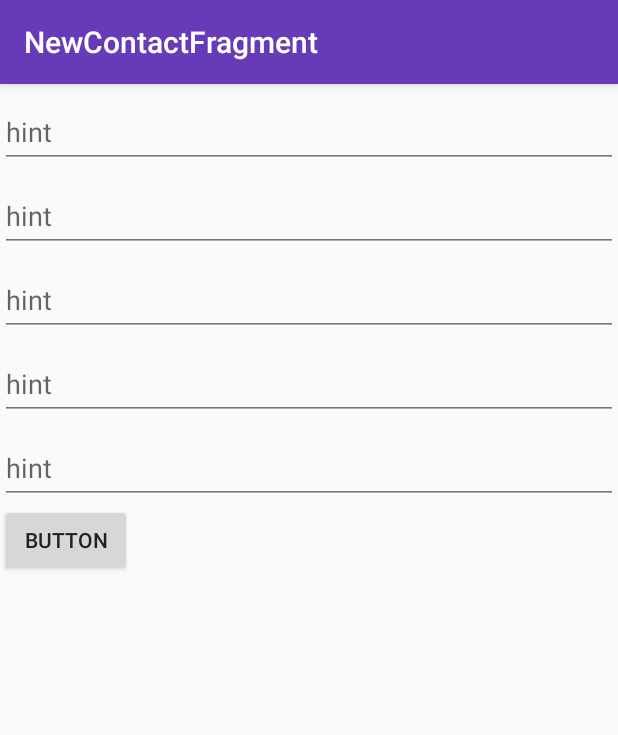
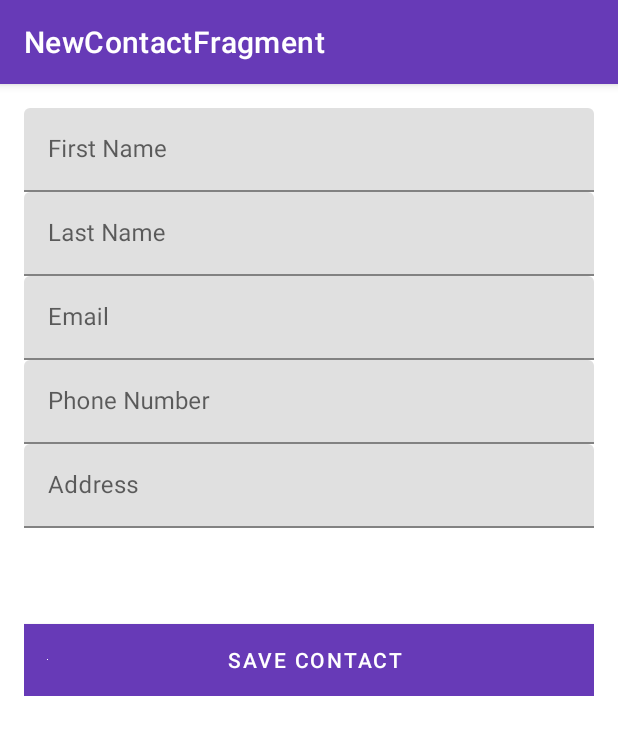
Before and after one commit to tomklecha/AddressBook, an Android app: the NewContactFragment screen opened through its navigation route, on a phone screen of 412 x 824 dp. Shown: the top 735 px of the screen. Run offline under Robolectric (Android 15) with nearby library versions, the phone set to English and light mode, and no system bars; our stand-ins replace Room's generated code, data binding, navigation-ui.

Commit message:
updated styles to material design added toolbar updated fragment new contact layout

```diff
--- a/app/src/main/java/com/tkdev/nuomaddressbook/MainActivity.kt
+++ b/app/src/main/java/com/tkdev/nuomaddressbook/MainActivity.kt
@@ -2,9 +2,11 @@ package com.tkdev.nuomaddressbook
 
 import android.os.Bundle
 import androidx.appcompat.app.AppCompatActivity
+import androidx.appcompat.widget.Toolbar
 import androidx.navigation.findNavController
 import androidx.navigation.ui.AppBarConfiguration
 import androidx.navigation.ui.setupActionBarWithNavController
+import kotlinx.android.synthetic.main.activity_main.*
 
 class MainActivity : AppCompatActivity() {
 
@@ -13,6 +15,8 @@ class MainActivity : AppCompatActivity() {
     override fun onCreate(savedInstanceState: Bundle?) {
         super.onCreate(savedInstanceState)
         setContentView(R.layout.activity_main)
+
+        setSupportActionBar(toolbar)
 
         val navController = findNavController(R.id.nav_host_fragment)
         appBarConfiguration = AppBarConfiguration(
--- a/app/src/main/java/com/tkdev/nuomaddressbook/data/ContactDao.kt
+++ b/app/src/main/java/com/tkdev/nuomaddressbook/data/ContactDao.kt
@@ -15,7 +15,7 @@ interface ContactDao {
     @Insert(onConflict = OnConflictStrategy.IGNORE)
     fun insertAll(contact: List<Contact>)
 
-    @Query("SELECT * FROM contacts ORDER BY first_name ")
+    @Query("SELECT * FROM contacts ORDER BY first_name COLLATE NOCASE")
     fun getContacts(): Flow<List<Contact>>
 
     @Query("SELECT * FROM contacts where id IS :uid")
--- a/app/src/main/res/layout/activity_main.xml
+++ b/app/src/main/res/layout/activity_main.xml
@@ -8,7 +8,20 @@
     android:orientation="vertical"
     tools:context=".MainActivity">
 
-     <fragment
+    <com.google.android.material.appbar.AppBarLayout
+        android:id="@+id/appbar"
+        android:layout_width="match_parent"
+        android:layout_height="wrap_content">
+
+        <androidx.appcompat.widget.Toolbar
+            android:id="@+id/toolbar"
+            android:layout_width="match_parent"
+            android:layout_height="?attr/actionBarSize"
+            app:titleTextColor="@color/icons" />
+
+    </com.google.android.material.appbar.AppBarLayout>
+
+    <fragment
         android:id="@+id/nav_host_fragment"
         android:name="androidx.navigation.fragment.NavHostFragment"
         android:layout_width="match_parent"
--- a/app/src/main/res/layout/fragment_new_contact.xml
+++ b/app/src/main/res/layout/fragment_new_contact.xml
@@ -1,9 +1,15 @@
 <?xml version="1.0" encoding="utf-8"?>
-<layout>
-<LinearLayout xmlns:android="http://schemas.android.com/apk/res/android"
+<layout xmlns:android="http://schemas.android.com/apk/res/android">
+
+    <ScrollView
+        android:layout_width="match_parent"
+        android:layout_height="match_parent">
+
+        <LinearLayout
             android:layout_width="match_parent"
             android:layout_height="match_parent"
-    android:orientation="vertical">
+            android:orientation="vertical"
+            android:padding="16dp">
 
             <com.google.android.material.textfield.TextInputLayout
                 android:layout_width="match_parent"
@@ -13,7 +19,7 @@
                     android:id="@+id/newContactFirstName"
                     android:layout_width="match_parent"
                     android:layout_height="wrap_content"
-            android:hint="hint" />
+                    android:hint="@string/first_name" />
             </com.google.android.material.textfield.TextInputLayout>
 
             <com.google.android.material.textfield.TextInputLayout
@@ -24,7 +30,7 @@
                     android:id="@+id/newContactLastName"
                     android:layout_width="match_parent"
                     android:layout_height="wrap_content"
-            android:hint="hint" />
+                    android:hint="@string/last_name" />
             </com.google.android.material.textfield.TextInputLayout>
 
             <com.google.android.material.textfield.TextInputLayout
@@ -35,7 +41,7 @@
                     android:id="@+id/newContactEmail"
                     android:layout_width="match_parent"
                     android:layout_height="wrap_content"
-            android:hint="hint" />
+                    android:hint="@string/email" />
             </com.google.android.material.textfield.TextInputLayout>
 
             <com.google.android.material.textfield.TextInputLayout
@@ -46,7 +52,7 @@
                     android:id="@+id/newContactPhoneNumber"
                     android:layout_width="match_parent"
                     android:layout_height="wrap_content"
-            android:hint="hint"
+                    android:hint="@string/phone_number"
                     android:inputType="number" />
             </com.google.android.material.textfield.TextInputLayout>
 
@@ -58,13 +64,18 @@
                     android:id="@+id/newContactAddress"
                     android:layout_width="match_parent"
                     android:layout_height="wrap_content"
-            android:hint="hint" />
+                    android:hint="@string/address" />
             </com.google.android.material.textfield.TextInputLayout>
 
             <Button
                 android:id="@+id/saveButton"
-        android:layout_width="wrap_content"
+                android:layout_width="match_parent"
                 android:layout_height="wrap_content"
-        android:text="Button" />
+                android:layout_gravity="bottom"
+                android:layout_marginTop="64dp"
+                android:background="@color/accent"
+                android:text="@string/save_contact" />
         </LinearLayout>
+    </ScrollView>
+
 </layout>
--- a/app/src/main/res/values/strings.xml
+++ b/app/src/main/res/values/strings.xml
@@ -1,4 +1,10 @@
 <resources>
     <string name="app_name">NuomAddressBook</string>
     <string name="contact_name">%1$s %2$s</string>
+    <string name="first_name">First Name</string>
+    <string name="last_name">Last Name</string>
+    <string name="email">Email</string>
+    <string name="phone_number">Phone Number</string>
+    <string name="address">Address</string>
+    <string name="save_contact">Save Contact</string>
 </resources>
--- a/app/src/main/res/values/styles.xml
+++ b/app/src/main/res/values/styles.xml
@@ -1,6 +1,6 @@
 <resources>
     <!-- Base application theme. -->
-    <style name="AppTheme" parent="Theme.AppCompat.Light.DarkActionBar">
+    <style name="AppTheme" parent="Theme.MaterialComponents.Light.NoActionBar">
         <!-- Customize your theme here. -->
         <item name="colorPrimary">@color/primary</item>
         <item name="colorPrimaryDark">@color/primary_dark</item>
```
Lines whose indentation alone changed are shown as unchanged.
